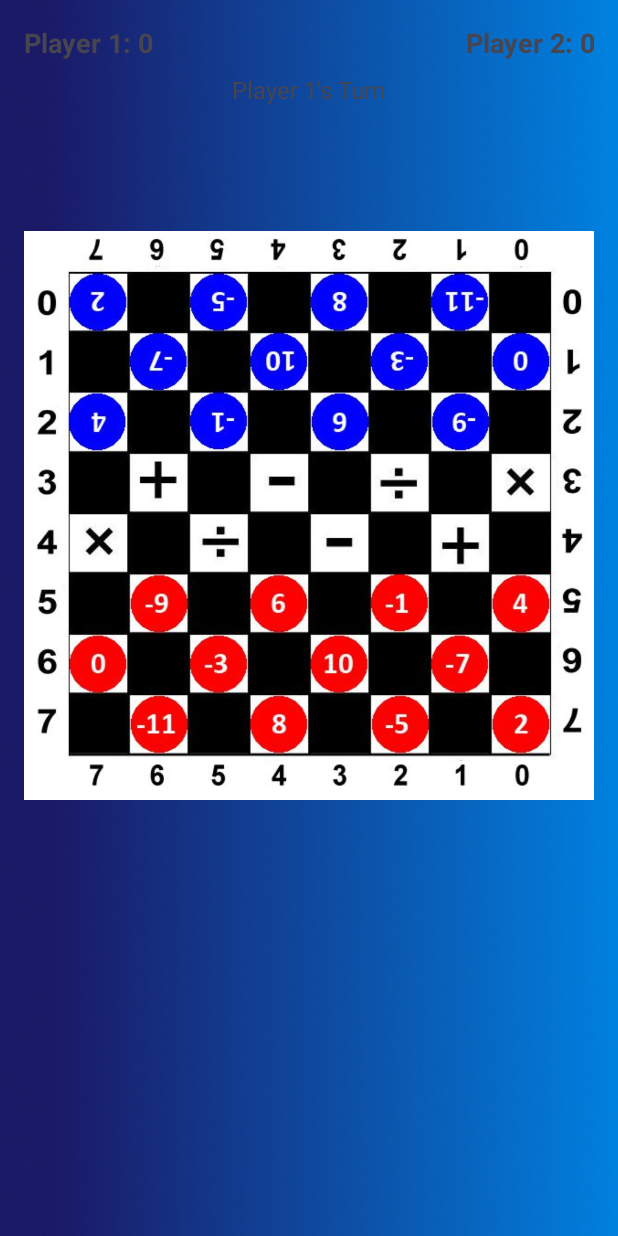
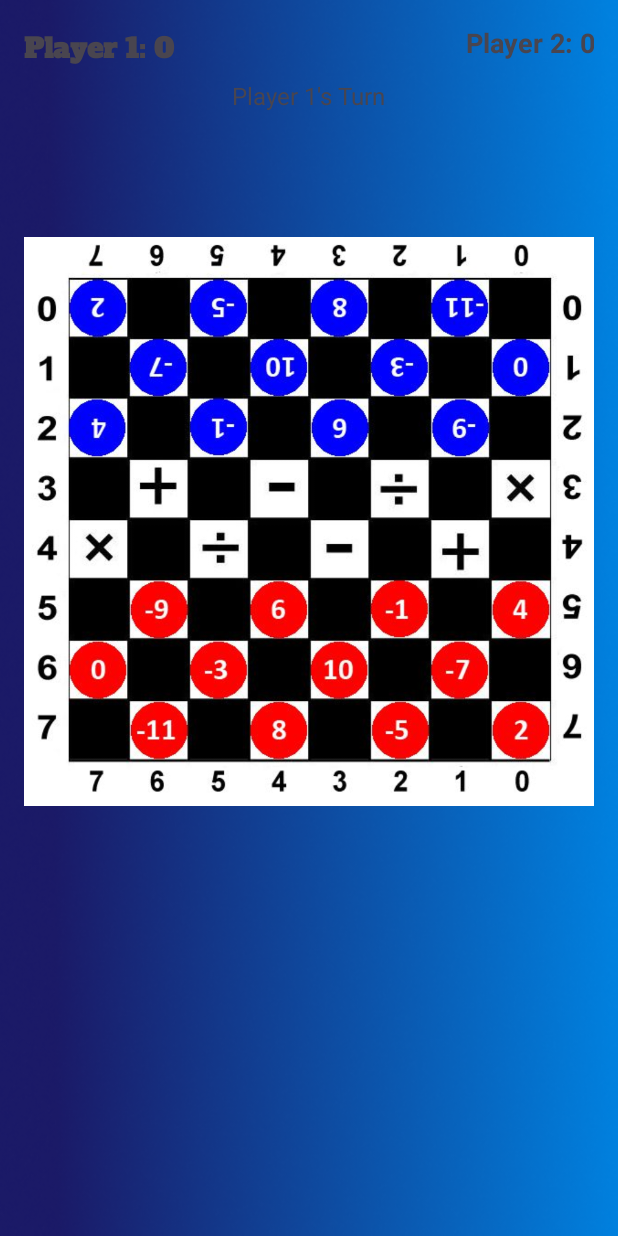
Before and after one commit to beelittlehoney/Damath_Application, an Android app: the MainActivity screen opened directly, with no data from a screen before it, on a phone screen of 412 x 824 dp. Run offline under Robolectric (Android 15) with nearby library versions, the phone set to English and light mode, and no system bars.

```diff
--- a/app/src/main/res/layout/activity_homepage.xml
+++ b/app/src/main/res/layout/activity_homepage.xml
@@ -17,9 +17,10 @@
         android:scaleType="centerInside"
         app:layout_constraintBottom_toBottomOf="parent"
         app:layout_constraintEnd_toEndOf="parent"
-        app:layout_constraintHorizontal_bias="0.5"
+        app:layout_constraintHorizontal_bias="0.502"
         app:layout_constraintStart_toStartOf="parent"
         app:layout_constraintTop_toTopOf="parent"
+        app:layout_constraintVertical_bias="0.634"
         app:srcCompat="@drawable/play_button_img" />
 
     <ImageButton
--- a/app/src/main/res/layout/activity_how_to_play.xml
+++ b/app/src/main/res/layout/activity_how_to_play.xml
@@ -2,12 +2,15 @@
 <ScrollView xmlns:android="http://schemas.android.com/apk/res/android"
     android:layout_width="match_parent"
     android:layout_height="match_parent"
-    android:padding="16dp">
+    android:padding="16dp"
+    android:background="@drawable/background_img">
 
     <TextView
         android:id="@+id/howToPlayText"
         android:layout_width="match_parent"
         android:layout_height="wrap_content"
         android:text="Damath is a Filipino educational board game that combines the board game 'Dama' (Filipino checkers) with mathematical operations. Each piece has a numerical value and an associated operation. Players capture opponent pieces and perform the operation to accumulate points. The player with the highest score at the end wins."
+        android:textColor="@color/white"
+        android:fontFamily="@font/alfa_slab_one"
         android:textSize="16sp" />
 </ScrollView>
--- a/app/src/main/res/layout/activity_main.xml
+++ b/app/src/main/res/layout/activity_main.xml
@@ -18,12 +18,13 @@
             android:id="@+id/player1Score"
             android:layout_width="wrap_content"
             android:layout_height="wrap_content"
+            android:layout_gravity="start"
+            android:layout_weight="1"
+            android:fontFamily="@font/alfa_slab_one"
             android:text="Player 1: 0"
+            android:textAlignment="textStart"
             android:textSize="18sp"
-            android:textStyle="bold"
-            android:textAlignment="textStart"
-            android:layout_gravity="start"
-            android:layout_weight="1" />
+            android:textStyle="bold" />
 
         <TextView
             android:id="@+id/player2Score"
```
Also changed, not shown: app/src/main/res/font/alfa_slab_one.ttf (added).
